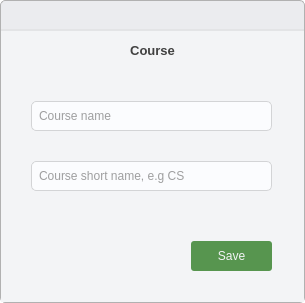
Before: the Qt Designer form ui/add_course_dialog.ui in takundafarakeza/Timetable_Generator, drawn with Qt 5.
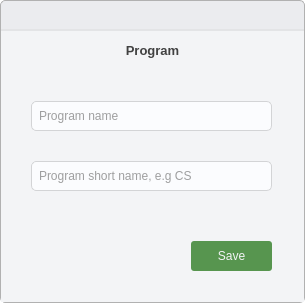
After: the same form once the commit is applied. Icons and pictures are not drawn.

Diff of the .ui file:
```diff
--- a/ui/add_course_dialog.ui
+++ b/ui/add_course_dialog.ui
@@ -195,7 +195,7 @@
             <enum>QFrame::Shadow::Plain</enum>
            </property>
            <property name="text">
-            <string>Course</string>
+            <string>Program</string>
            </property>
            <property name="textFormat">
             <enum>Qt::TextFormat::RichText</enum>
@@ -229,7 +229,7 @@
              </size>
             </property>
             <property name="placeholderText">
-             <string>Course name</string>
+             <string>Program name</string>
             </property>
            </widget>
            <widget class="QPushButton" name="course_save">
@@ -270,7 +270,7 @@
              </size>
             </property>
             <property name="placeholderText">
-             <string>Course short name, e.g CS</string>
+             <string>Program short name, e.g CS</string>
             </property>
            </widget>
           </widget>
```
